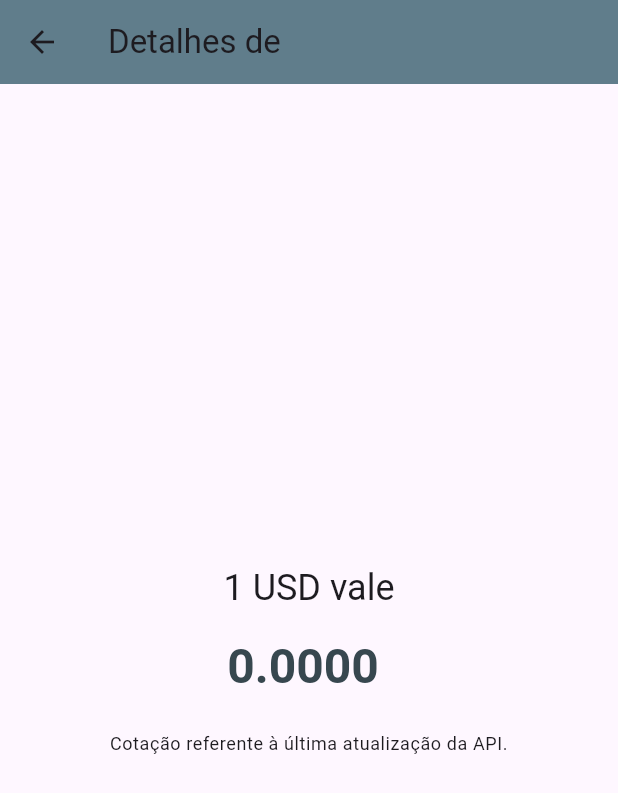
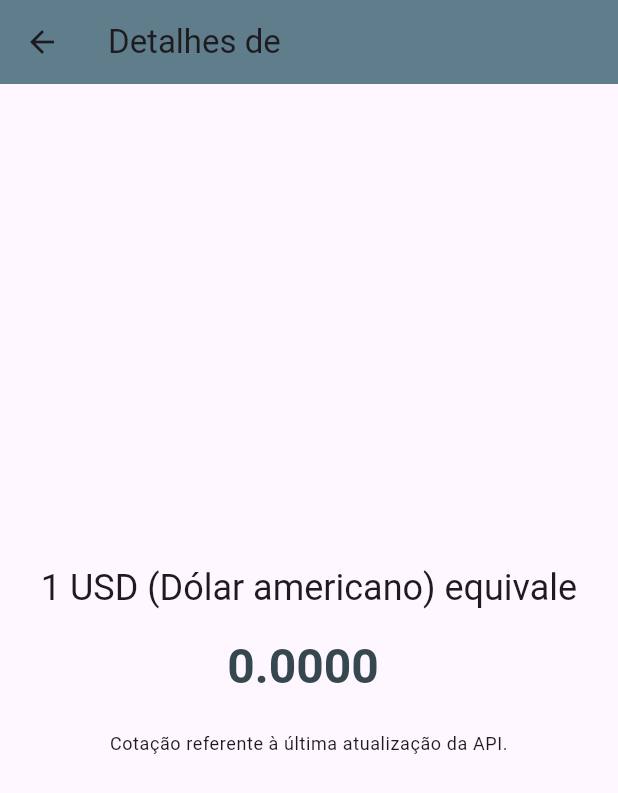
Before and after one commit to llilibet/desafio-cotacoes, a Flutter app: the DetailsScreen screen opened directly with empty values, on a phone screen of 412 x 824 dp. Shown: the top 793 px of the screen. Run offline on Flutter 3.47's test engine with Material 3 defaults, Android fonts, the phone set to English and light mode, and no system bars; missing offline and left inert: circle_flags; network calls fail.

```diff
--- a/lib/screens/converter_screen.dart
+++ b/lib/screens/converter_screen.dart
@@ -3,7 +3,7 @@ import 'package:flutter/material.dart';
 class ConverterScreen extends StatefulWidget {
   final Map<String, dynamic> rates;
 
-  // Recebemos o mapa de cotações da tela anterior
+  // Recebe o mapa de cotações da tela anterior
   const ConverterScreen({super.key, required this.rates});
 
   @override
@@ -64,7 +64,7 @@ class _ConverterScreenState extends State<ConverterScreen> {
             ),
             const SizedBox(height: 20),
 
-            // Linha com os dois menus de seleção e o botão de inverter
+            // menus de seleção e o botão de inverter
             Row(
               children: [
                 Expanded(child: _buildCurrencyDropdown(isFrom: true)),
@@ -102,7 +102,6 @@ class _ConverterScreenState extends State<ConverterScreen> {
     );
   }
 
-  // Widget auxiliar para construir os Dropdowns
   Widget _buildCurrencyDropdown({required bool isFrom}) {
     return DropdownButton<String>(
       value: isFrom ? _fromCurrency : _toCurrency,
--- a/lib/screens/details_screen.dart
+++ b/lib/screens/details_screen.dart
@@ -1,13 +1,9 @@
-// lib/screens/details_screen.dart
-
 import 'package:flutter/material.dart';
 
-// Esta tela não precisa gerenciar estado, então pode ser um StatelessWidget.
 class DetailsScreen extends StatelessWidget {
   final String currencyCode;
   final double rate;
 
-  // O construtor recebe os dados da moeda que foi tocada.
   const DetailsScreen({
     super.key,
     required this.currencyCode,
@@ -28,7 +24,7 @@ class DetailsScreen extends StatelessWidget {
             mainAxisAlignment: MainAxisAlignment.center,
             children: [
               Text(
-                '1 USD vale',
+                '1 USD (Dólar americano) equivale',
                 style: Theme.of(context).textTheme.headlineSmall,
               ),
               const SizedBox(height: 16),
@@ -40,9 +36,6 @@ class DetailsScreen extends StatelessWidget {
                 ),
               ),
               const SizedBox(height: 24),
-              // O desafio menciona a data[cite: 26]. Nossa API atual não nos dá uma data
-              // por moeda, mas podemos exibir a data da última atualização da API.
-              // Deixaremos isso como um ponto para melhoria futura!
               Text(
                 'Cotação referente à última atualização da API.',
                 style: Theme.of(context).textTheme.bodySmall,
```
Also changed, not shown: lib/main.dart (+5 -13 lines), 1 other file.
